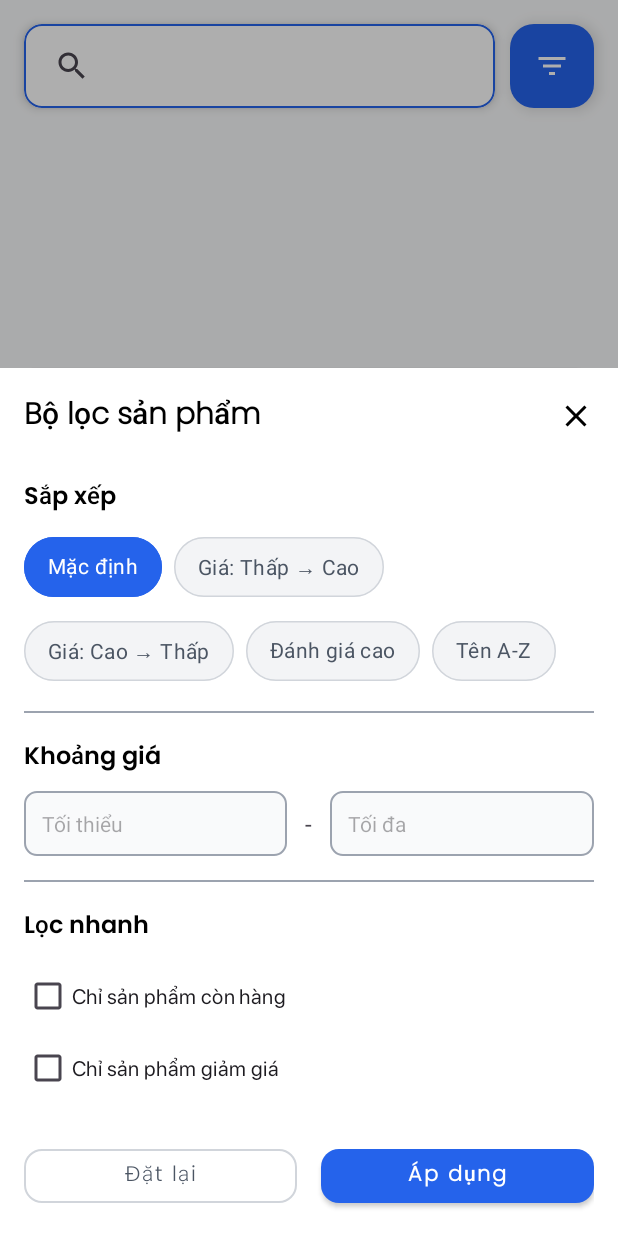
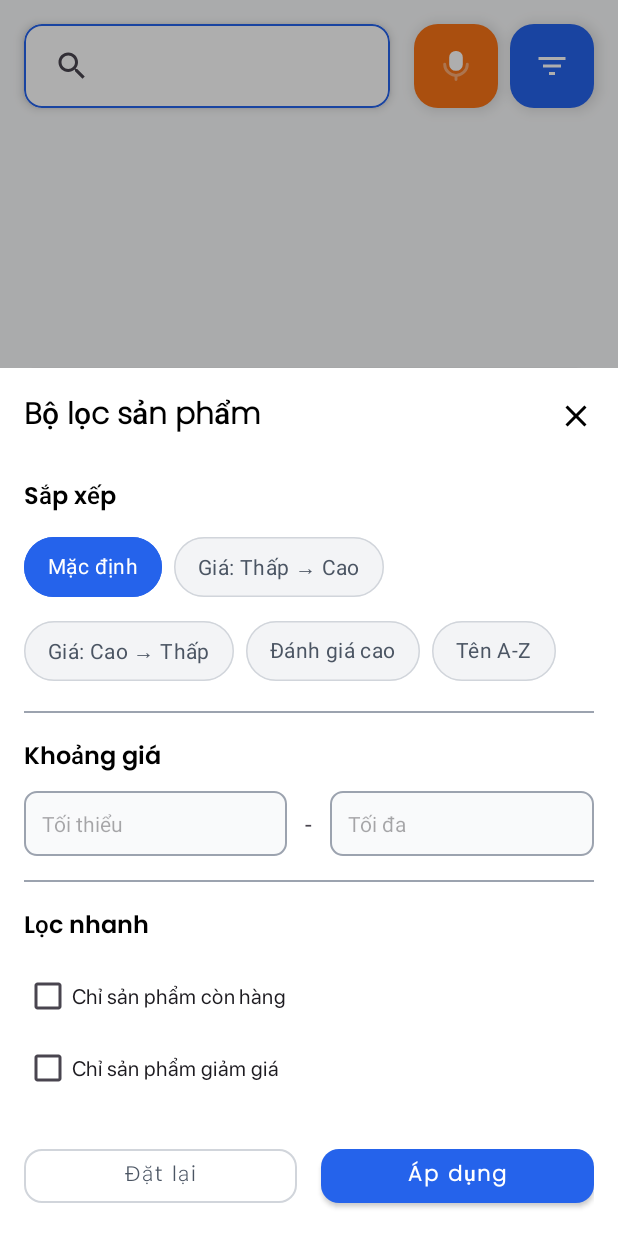
Before and after one commit to Jkiss123/Home-Harmony, an Android app: the SearchFragment screen opened through its navigation route, after a tap on an icon or button, on a phone screen of 412 x 824 dp. Run offline under Robolectric (Android 15) with nearby library versions, the phone set to English and light mode, and no system bars; our stand-ins replace Dagger/Hilt's generated code, Firebase (no records; nobody signed in at launch, a user with empty details on screens opened directly), navigation-ui.

Commit message:
add voice search functionality with UI button, speech recognition integration, and result handling for improved user experience

```diff
--- a/app/src/main/AndroidManifest.xml
+++ b/app/src/main/AndroidManifest.xml
@@ -1,6 +1,9 @@
 <?xml version="1.0" encoding="utf-8"?>
 <manifest xmlns:android="http://schemas.android.com/apk/res/android"
     xmlns:tools="http://schemas.android.com/tools">
+
+    <!-- Voice Search Permission -->
+    <uses-permission android:name="android.permission.RECORD_AUDIO" />
 
     <application
         android:name=".CloudyApplication"
--- a/app/src/main/res/layout/fragment_search.xml
+++ b/app/src/main/res/layout/fragment_search.xml
@@ -13,7 +13,7 @@
         android:layout_width="0dp"
         android:layout_height="wrap_content"
         android:layout_marginStart="16dp"
-        android:layout_marginEnd="66dp"
+        android:layout_marginEnd="16dp"
         android:layout_marginTop="16dp"
         app:cardCornerRadius="12dp"
         app:cardElevation="4dp"
@@ -21,7 +21,7 @@
         app:strokeColor="@color/g_blue"
         app:strokeWidth="1dp"
         app:layout_constraintTop_toTopOf="parent"
-        app:layout_constraintEnd_toEndOf="@+id/fabFilter"
+        app:layout_constraintEnd_toStartOf="@+id/btnVoiceSearch"
         app:layout_constraintStart_toStartOf="parent">
 
     <androidx.appcompat.widget.SearchView
@@ -35,6 +35,20 @@
         />
 
     </com.google.android.material.card.MaterialCardView>
+
+    <com.google.android.material.floatingactionbutton.FloatingActionButton
+        android:id="@+id/btnVoiceSearch"
+        android:layout_width="wrap_content"
+        android:layout_height="wrap_content"
+        android:layout_marginEnd="8dp"
+        android:src="@drawable/ic_microphone"
+        android:contentDescription="Tìm kiếm bằng giọng nói"
+        app:tint="@color/white"
+        app:fabSize="mini"
+        app:backgroundTint="@color/accent_orange"
+        app:layout_constraintTop_toTopOf="@id/materialCardView"
+        app:layout_constraintBottom_toBottomOf="@id/materialCardView"
+        app:layout_constraintEnd_toStartOf="@+id/fabFilter" />
 
     <com.google.android.material.floatingactionbutton.FloatingActionButton
         android:id="@+id/fabFilter"
```
Also changed, not shown: app/src/main/java/com/example/furniturecloudy/present/fragments/shopping/SearchFragment.kt (+50 -0 lines), app/src/main/java/com/example/furniturecloudy/util/VoiceSearchManager.kt (added, +46 -0 lines).
